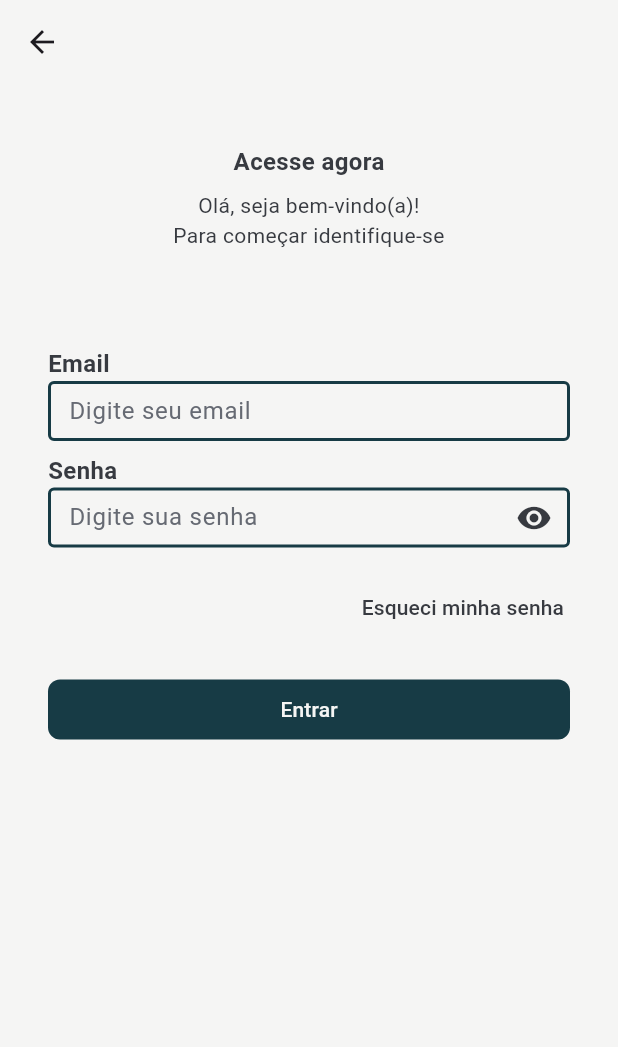
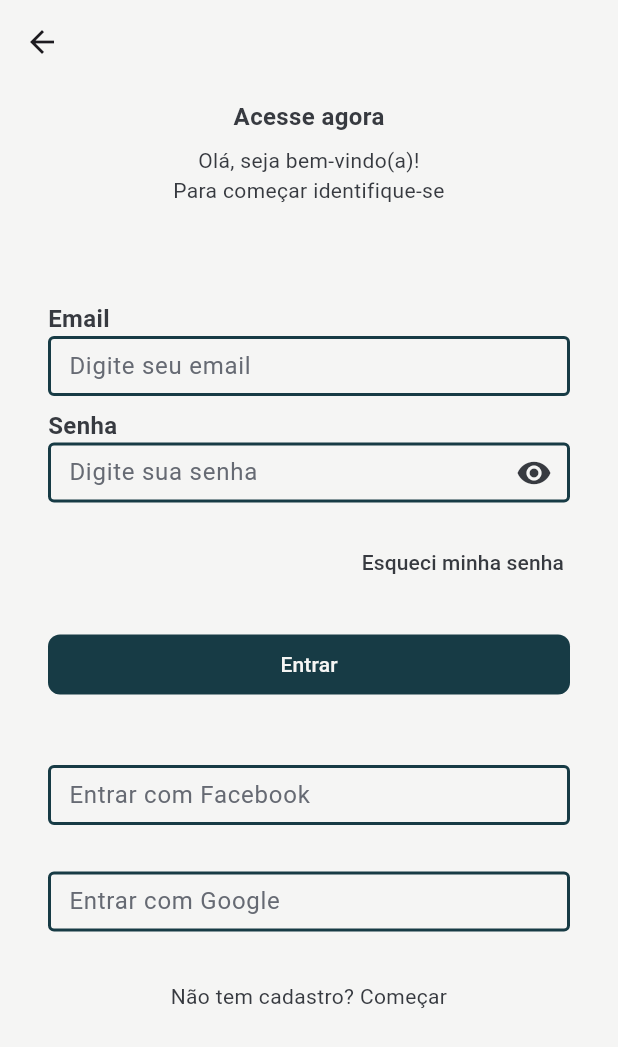
Before and after one commit to eduardostxr/compra_ai, a Flutter app: the CadastroPage screen opened directly, after a tap on "Criar Conta", on a phone screen of 412 x 824 dp. Shown: the top 1047 px of the screen. Run offline on Flutter 3.47's test engine with Material 3 defaults, Android fonts, the light colour scheme and no system bars.

Commit message:
feat: ajuste tela login

```diff
--- a/lib/my_app.dart
+++ b/lib/my_app.dart
@@ -1,4 +1,4 @@
-import 'package:compra/ui/start/starting_page.dart';
+import 'package:compra/ui/login/login_page.dart';
 import 'package:flutter/material.dart';
 
 class MyApp extends StatelessWidget {
@@ -8,7 +8,7 @@ class MyApp extends StatelessWidget {
   Widget build(BuildContext context) {
     return const MaterialApp(
       title: 'Compra.AI',
-      home: StartingPage(),
+      home: LoginPage(),
     );
   }
 }
--- a/lib/ui/login/login_page.dart
+++ b/lib/ui/login/login_page.dart
@@ -22,7 +22,7 @@ class LoginPage extends StatelessWidget {
         child: Column(
           crossAxisAlignment: CrossAxisAlignment.center,
           children: [
-            const SizedBox(height: 40),
+            const SizedBox(height: 10),
             const GenericPageHeader(
                 title: "Acesse agora",
                 subtitle:
@@ -44,9 +44,20 @@ class LoginPage extends StatelessWidget {
                     builder: (context) => const MyHomePage(title: "Olá, Usuário",),
                   ),
                   (Route<dynamic> route) => false,
+
                 );
               },
-            )
+
+            ),
+              const SizedBox(height: 16),
+              const InputField(hint: "Entrar com Facebook", label: ""),
+              const SizedBox(height: 8,),
+              const InputField(hint: "Entrar com Google", label: ""),
+
+              const SizedBox(height: 2),
+              const GenericPageHeader(
+                title: "",
+                subtitle: "Não tem cadastro? Começar")
           ],
         ),
       ),
```
